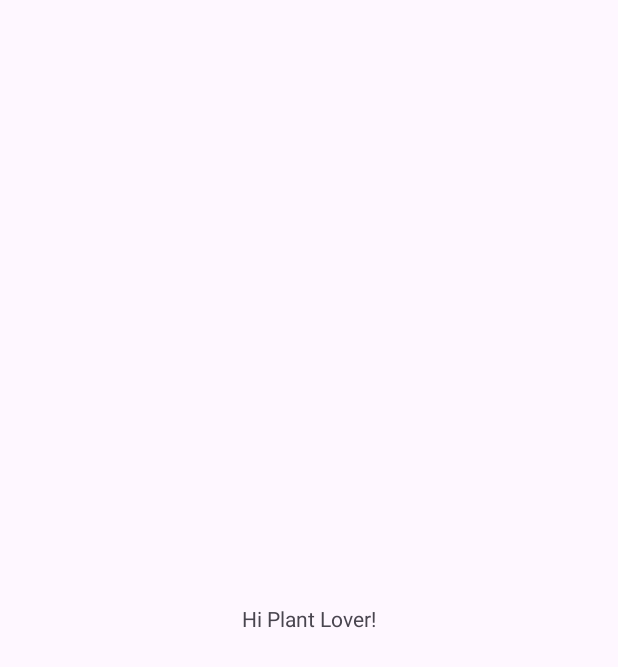
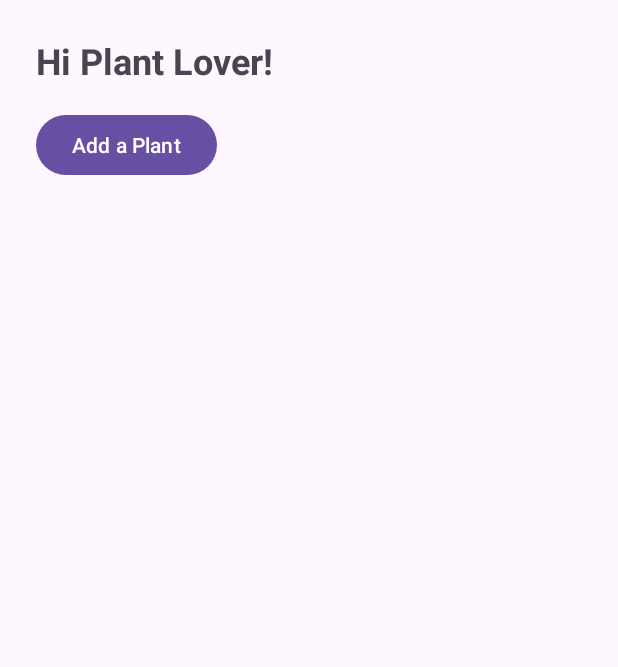
Before and after one commit to shaaista/PlantCareApp, an Android app: the screen it shows after launch (MainActivity), on a phone screen of 412 x 824 dp. Before the commit the part shown is almost empty. Shown: the top 667 px of the screen. Run offline under Robolectric (Android 15) with nearby library versions, the phone set to English and light mode, and no system bars.

Commit message:
Added Plant.kt data model

```diff
--- a/app/src/main/java/com/example/plantcareapp/MainActivity.kt
+++ b/app/src/main/java/com/example/plantcareapp/MainActivity.kt
@@ -1,20 +1,18 @@
 package com.example.plantcareapp
 
 import android.os.Bundle
-import androidx.activity.enableEdgeToEdge
+import android.widget.Button
+import android.widget.Toast
 import androidx.appcompat.app.AppCompatActivity
-import androidx.core.view.ViewCompat
-import androidx.core.view.WindowInsetsCompat
 
 class MainActivity : AppCompatActivity() {
     override fun onCreate(savedInstanceState: Bundle?) {
         super.onCreate(savedInstanceState)
-        enableEdgeToEdge()
-        setContentView(R.layout.activity_main)
-        ViewCompat.setOnApplyWindowInsetsListener(findViewById(R.id.main)) { v, insets ->
-            val systemBars = insets.getInsets(WindowInsetsCompat.Type.systemBars())
-            v.setPadding(systemBars.left, systemBars.top, systemBars.right, systemBars.bottom)
-            insets
+        setContentView(R.layout.activity_main)  // 👈 this connects layout to code
+
+        val addPlantButton = findViewById<Button>(R.id.addPlantButton)
+        addPlantButton.setOnClickListener {
+            Toast.makeText(this, "Add Plant Button Clicked", Toast.LENGTH_SHORT).show()
         }
     }
 }
--- /dev/null
+++ b/app/src/main/java/com/example/plantcareapp/Plant.kt
@@ -0,0 +1,14 @@
+package com.example.plantcareapp
+
+data class Plant(
+    val name: String,
+    val imageName: String,
+    val wateringIntervalDays: Int,
+    var lastWateredTime: Long
+) {
+    fun isThirsty(): Boolean {
+        val now = System.currentTimeMillis()
+        val nextWaterTime = lastWateredTime + wateringIntervalDays * 24 * 60 * 60 * 1000
+        return now > nextWaterTime
+    }
+}
--- a/app/src/main/res/layout/activity_main.xml
+++ b/app/src/main/res/layout/activity_main.xml
@@ -6,16 +6,25 @@
     android:id="@+id/main"
     android:layout_width="match_parent"
     android:layout_height="match_parent"
-    tools:context=".MainActivity">
+    tools:context=".MainActivity"
+    android:padding="24dp">
 
     <TextView
-        android:id="@+id/textView"
+        android:id="@+id/welcomeText"
         android:layout_width="wrap_content"
         android:layout_height="wrap_content"
         android:text="Hi Plant Lover!"
+        android:textSize="24sp"
+        android:textStyle="bold"
         app:layout_constraintTop_toTopOf="parent"
-        app:layout_constraintLeft_toLeftOf="parent"
-        app:layout_constraintRight_toRightOf="parent"
-        app:layout_constraintBottom_toBottomOf="parent" />
+        app:layout_constraintStart_toStartOf="parent" />
 
+    <Button
+        android:id="@+id/addPlantButton"
+        android:layout_width="wrap_content"
+        android:layout_height="wrap_content"
+        android:text="Add a Plant"
+        app:layout_constraintTop_toBottomOf="@id/welcomeText"
+        app:layout_constraintStart_toStartOf="parent"
+        android:layout_marginTop="16dp"/>
 </androidx.constraintlayout.widget.ConstraintLayout>
```
